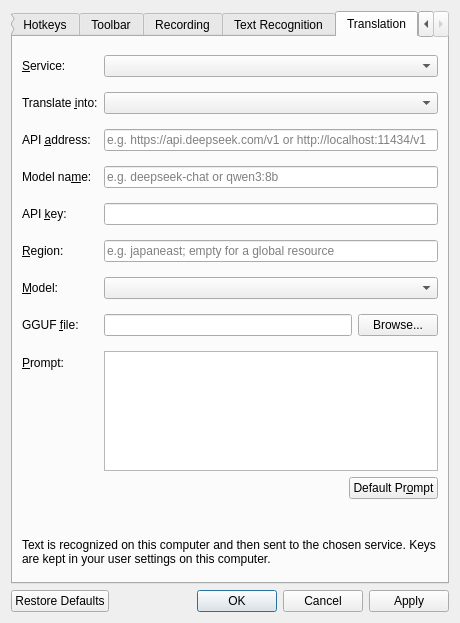
The window that src/settings/SettingsDialog.ui (ChickenSeller/glimpse) describes before a commit, drawn with Qt 5.
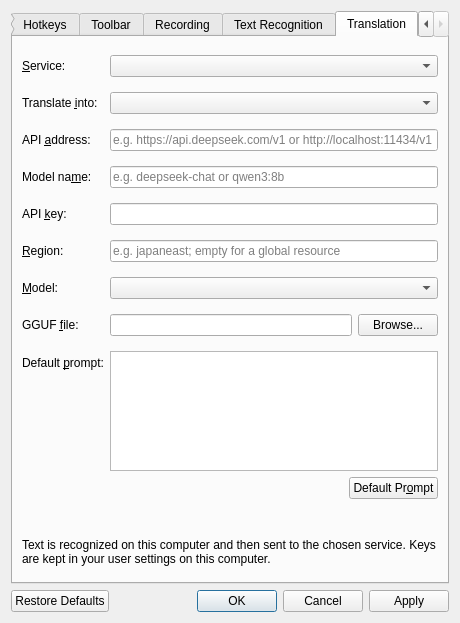
The same window after the commit. The open tabs and pages were chosen to show the change. Custom widgets are drawn as their Qt base class.

Commit message:
Change the prompt for one translation in the recognition window
The settings' prompt is now the default the window opens with; a Prompt
button shows it under the translation's header, where it can be changed
for this window's translations (kept per engine, the button bold while
it differs). It shows only for engines and models that take a prompt.

Diff of the .ui file:
```diff
--- a/src/settings/SettingsDialog.ui
+++ b/src/settings/SettingsDialog.ui
@@ -995,7 +995,7 @@
          <item row="8" column="0">
           <widget class="QLabel" name="translatePromptLabel">
            <property name="text">
-            <string>&amp;Prompt:</string>
+            <string>Default &amp;prompt:</string>
            </property>
            <property name="buddy">
             <cstring>translatePromptEdit</cstring>
```
The commit also changes 8 other files.
